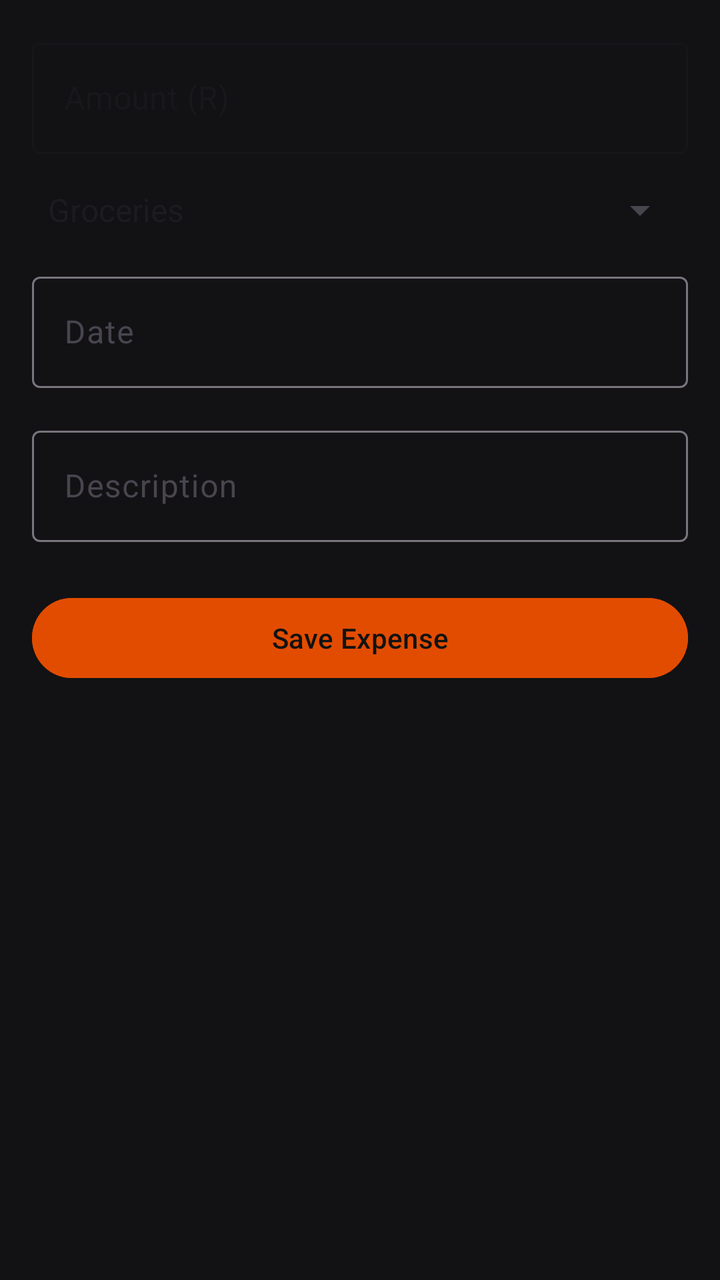
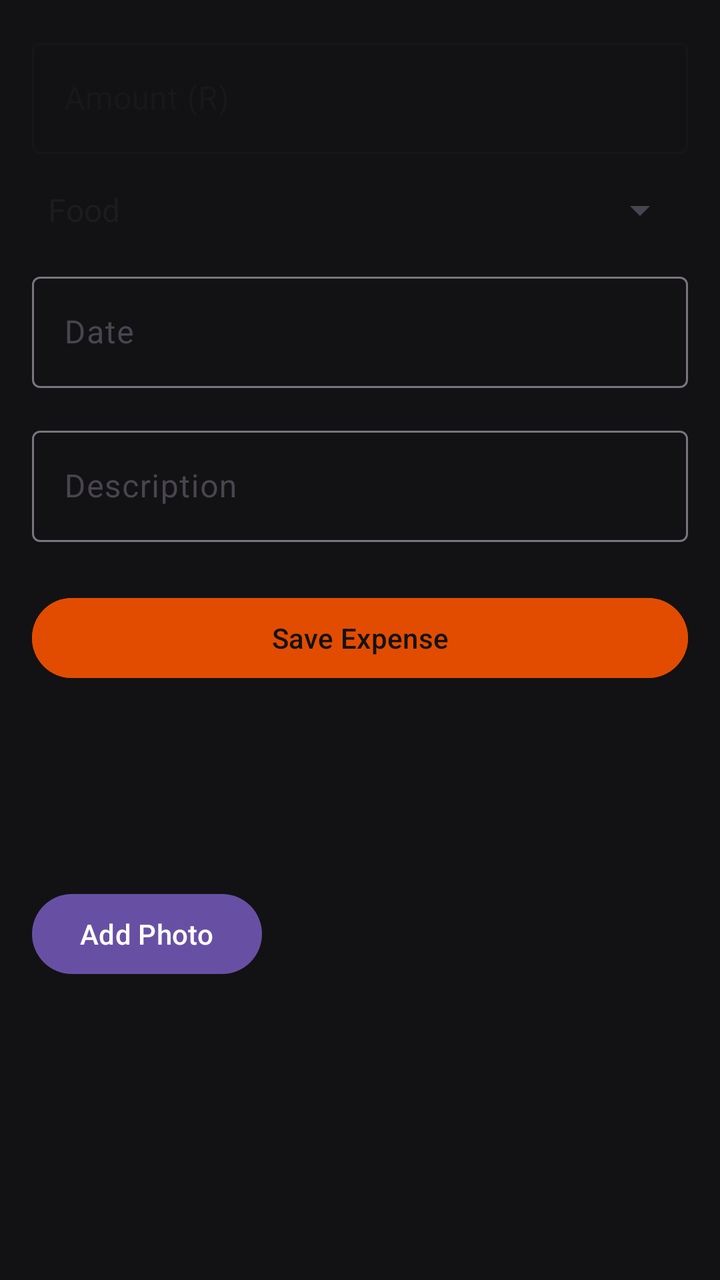

Before-and-after screenshots of an Android layout around one commit, followed by the original layout XML and the change that was made.
<!-- AndroidManifest.xml: application theme Theme.SavoraBudgetApp -->
<!-- res/layout/fragment_add.xml -->
<ScrollView xmlns:android="http://schemas.android.com/apk/res/android"
    xmlns:app="http://schemas.android.com/apk/res-auto"
    android:layout_width="match_parent"
    android:layout_height="match_parent"
    android:background="#121214">

    <LinearLayout
        android:layout_width="match_parent"
        android:layout_height="wrap_content"
        android:orientation="vertical"
        android:padding="16dp">

        
        <com.google.android.material.textfield.TextInputLayout
            style="@style/Widget.MaterialComponents.TextInputLayout.OutlinedBox"
            android:layout_width="match_parent"
            android:layout_height="wrap_content"
            android:hint="Amount (R)">

            <com.google.android.material.textfield.TextInputEditText
                android:id="@+id/etAmount"
                android:layout_width="match_parent"
                android:layout_height="wrap_content"
                android:inputType="numberDecimal" />
        </com.google.android.material.textfield.TextInputLayout>

        
        <Spinner
            android:id="@+id/spCategory"
            android:layout_width="match_parent"
            android:layout_height="wrap_content"
            android:layout_marginTop="16dp"
            android:entries="@array/categories_array" />

        
        <com.google.android.material.textfield.TextInputLayout
            android:layout_width="match_parent"
            android:layout_height="wrap_content"
            android:layout_marginTop="16dp"
            android:hint="Date">

            <com.google.android.material.textfield.TextInputEditText
                android:id="@+id/etDate"
                android:layout_width="match_parent"
                android:layout_height="wrap_content"
                android:focusable="false"
                android:onClick="showDatePicker" />
        </com.google.android.material.textfield.TextInputLayout>

        
        <com.google.android.material.textfield.TextInputLayout
            android:layout_width="match_parent"
            android:layout_height="wrap_content"
            android:layout_marginTop="16dp"
            android:hint="Description">

            <com.google.android.material.textfield.TextInputEditText
                android:id="@+id/etDescription"
                android:layout_width="match_parent"
                android:layout_height="wrap_content" />
        </com.google.android.material.textfield.TextInputLayout>

        
        <Button
            android:id="@+id/btnSave"
            android:layout_width="match_parent"
            android:layout_height="wrap_content"
            android:layout_marginTop="24dp"
            android:text="Save Expense"
            android:backgroundTint="#E24C00"
            android:textColor="#121212" />
    </LinearLayout>
</ScrollView>
<!-- resources referenced by this layout -->
<resources>
  <string-array name="categories_array">
          <item>Groceries</item>
          <item>Transport</item>
          <item>Entertainment</item>
          <item>Dining Out</item>
          <item>Bills</item>
          <item>Other</item>
      </string-array>
  <style name="Theme.SavoraBudgetApp" parent="Base.Theme.SavoraBudgetApp" />
  <style name="Base.Theme.SavoraBudgetApp" parent="Theme.Material3.DayNight.NoActionBar">
          
          
      </style>
</resources>

<!-- the commit's change to res/layout/fragment_add.xml (unified diff, before → after) -->
@@ -69,5 +69,18 @@
             android:text="Save Expense"
             android:backgroundTint="#E24C00"
             android:textColor="#121212" />
+
+        <ImageView
+            android:id="@+id/ivExpensePhoto"
+            android:layout_width="100dp"
+            android:layout_height="100dp"
+            android:src="@drawable/ic_add_photo_placeholder"
+            android:scaleType="centerCrop"/>
+
+        <Button
+            android:id="@+id/btnAddPhoto"
+            android:layout_width="wrap_content"
+            android:layout_height="wrap_content"
+            android:text="Add Photo"/>
     </LinearLayout>
 </ScrollView>
<!-- resource entries referenced after the edit -->
@@ -1,13 +1,17 @@
 <!-- resources referenced by this layout -->
 <resources>
   <string-array name="categories_array">
-          <item>Groceries</item>
+          <item>Food</item>
           <item>Transport</item>
           <item>Entertainment</item>
-          <item>Dining Out</item>
-          <item>Bills</item>
-          <item>Other</item>
+          <item>Utilities</item>
+          
       </string-array>
+  <!-- drawable ic_add_photo_placeholder (drawable) -->
+  <?xml version="1.0" encoding="utf-8"?>
+  <selector xmlns:android="http://schemas.android.com/apk/res/android">
+  
+  </selector>
   <style name="Theme.SavoraBudgetApp" parent="Base.Theme.SavoraBudgetApp" />
   <style name="Base.Theme.SavoraBudgetApp" parent="Theme.Material3.DayNight.NoActionBar">
           
